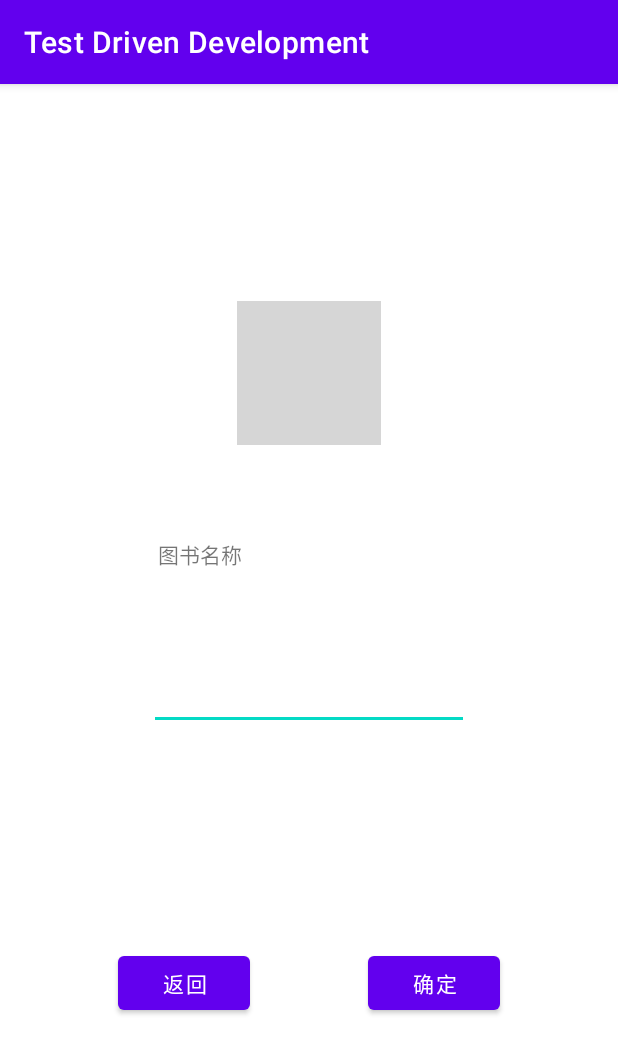
After one commit to AAArisle/Playtask, an Android app: the BookDetailsActivity screen opened directly, with no data from a screen before it, on a phone screen of 412 x 824 dp. The commit adds this screen. Shown: the top 1054 px of the screen. Run offline under Robolectric (Android 15) with nearby library versions, the phone set to English and light mode, and no system bars; grey boxes are pictures that could not be loaded.

Commit message:
实验八

```diff
--- a/app/src/main/AndroidManifest.xml
+++ b/app/src/main/AndroidManifest.xml
@@ -13,6 +13,9 @@
         android:theme="@style/Theme.MyFirstApplication"
         tools:targetApi="31">
         <activity
+            android:name=".BookDetailsActivity"
+            android:exported="false" />
+        <activity
             android:name=".AddBookActivity"
             android:exported="false" />
         <activity
--- /dev/null
+++ b/app/src/main/java/com/jnu/student/BookDetailsActivity.java
@@ -0,0 +1,62 @@
+package com.jnu.student;
+
+import androidx.appcompat.app.AppCompatActivity;
+
+import android.app.Activity;
+import android.content.Intent;
+import android.os.Bundle;
+import android.view.View;
+import android.widget.Button;
+import android.widget.EditText;
+import android.widget.ImageView;
+
+public class BookDetailsActivity extends AppCompatActivity {
+    private ImageView coverImageView;
+    private EditText titleEditText;
+
+    @Override
+    protected void onCreate(Bundle savedInstanceState) {
+        super.onCreate(savedInstanceState);
+        setContentView(R.layout.activity_book_details);
+
+        coverImageView = findViewById(R.id.image_cover);
+        titleEditText = findViewById(R.id.edit_text_title);
+
+        Intent intent = getIntent();
+        int id = intent.getIntExtra("id",0);
+        String title = intent.getStringExtra("title");
+        int coverResourceId = intent.getIntExtra("cover", R.drawable.book_2);
+
+        titleEditText.setText(title);
+        coverImageView.setImageResource(coverResourceId);
+
+        // 设置修改按钮的点击事件
+        Button addButton = findViewById(R.id.button_edit);
+        addButton.setOnClickListener(new View.OnClickListener() {
+            @Override
+            public void onClick(View v) {
+                // 创建一个包含书籍信息的Intent
+                Intent resultIntent = new Intent();
+                resultIntent.putExtra("title", titleEditText.getText().toString());
+                resultIntent.putExtra("cover",coverResourceId);
+                resultIntent.putExtra("id",id);
+
+                // 设置结果码为RESULT_OK，表示成功修改书籍
+                setResult(Activity.RESULT_OK, resultIntent);
+
+                // 结束当前Activity，返回到上一个Activity
+                finish();
+            }
+        });
+
+        // 设置返回按钮的点击事件
+        Button backButton = findViewById(R.id.button_back);
+        backButton.setOnClickListener(new View.OnClickListener() {
+            @Override
+            public void onClick(View v) {
+                setResult(Activity.RESULT_CANCELED);
+                finish();
+            }
+        });
+    }
+}
--- /dev/null
+++ b/app/src/main/res/layout/activity_book_details.xml
@@ -0,0 +1,61 @@
+<?xml version="1.0" encoding="utf-8"?>
+<androidx.constraintlayout.widget.ConstraintLayout xmlns:android="http://schemas.android.com/apk/res/android"
+    xmlns:app="http://schemas.android.com/apk/res-auto"
+    xmlns:tools="http://schemas.android.com/tools"
+    android:layout_width="match_parent"
+    android:layout_height="match_parent"
+    tools:context=".BookDetailsActivity">
+
+    <EditText
+        android:id="@+id/edit_text_title"
+        android:layout_width="wrap_content"
+        android:layout_height="wrap_content"
+        android:ems="10"
+        android:inputType="text"
+        android:text="更改书名"
+        app:layout_constraintBottom_toTopOf="@+id/button_edit"
+        app:layout_constraintEnd_toEndOf="parent"
+        app:layout_constraintStart_toStartOf="parent"
+        app:layout_constraintTop_toBottomOf="@+id/image_cover" />
+
+    <ImageView
+        android:id="@+id/image_cover"
+        android:layout_width="wrap_content"
+        android:layout_height="wrap_content"
+        app:layout_constraintBottom_toTopOf="@+id/edit_text_title"
+        app:layout_constraintEnd_toEndOf="parent"
+        app:layout_constraintStart_toStartOf="parent"
+        app:layout_constraintTop_toTopOf="parent"
+        app:srcCompat="@drawable/book_no_name" />
+
+    <Button
+        android:id="@+id/button_back"
+        android:layout_width="wrap_content"
+        android:layout_height="wrap_content"
+        android:text="返回"
+        app:layout_constraintBottom_toBottomOf="parent"
+        app:layout_constraintEnd_toStartOf="@+id/button_edit"
+        app:layout_constraintStart_toStartOf="parent"
+        app:layout_constraintTop_toBottomOf="@+id/edit_text_title" />
+
+    <Button
+        android:id="@+id/button_edit"
+        android:layout_width="wrap_content"
+        android:layout_height="wrap_content"
+        android:text="确定"
+        app:layout_constraintBottom_toBottomOf="parent"
+        app:layout_constraintEnd_toEndOf="parent"
+        app:layout_constraintStart_toEndOf="@+id/button_back"
+        app:layout_constraintTop_toBottomOf="@+id/edit_text_title" />
+
+    <TextView
+        android:id="@+id/textView"
+        android:layout_width="wrap_content"
+        android:layout_height="wrap_content"
+        android:text="图书名称"
+        app:layout_constraintBottom_toTopOf="@+id/edit_text_title"
+        app:layout_constraintEnd_toEndOf="@+id/button_back"
+        app:layout_constraintStart_toStartOf="@+id/edit_text_title"
+        app:layout_constraintTop_toBottomOf="@+id/image_cover" />
+
+</androidx.constraintlayout.widget.ConstraintLayout>
```
Also changed, not shown: app/src/main/java/com/jnu/student/BookListMainActivity.java (+48 -2 lines).
